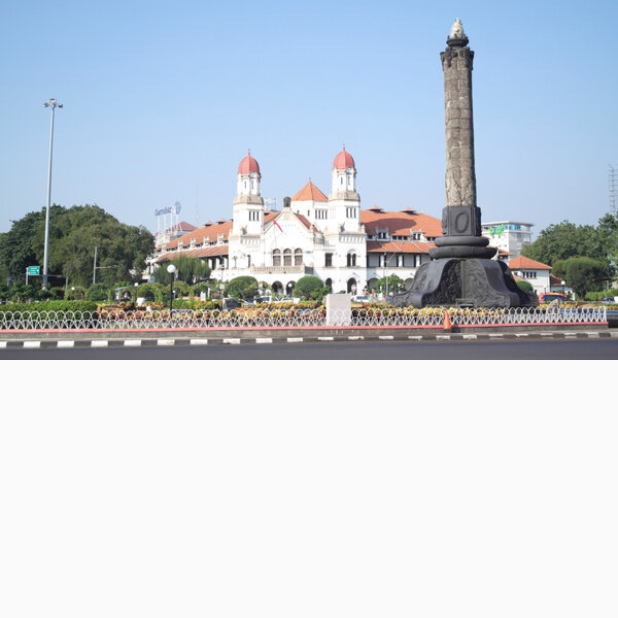
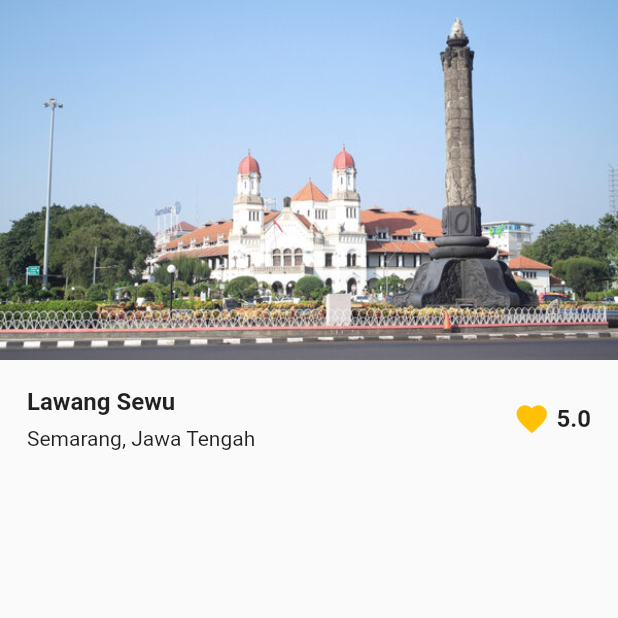
Before and after one commit to nazirovdev/uts-flutter-basic-layouting, a Flutter app: the screen it shows after launch, on a phone screen of 412 x 824 dp, the top half of it. Run offline on Flutter 3.47's test engine with Material 2 defaults, Android fonts, the phone set to English and light mode, and no system bars.

Commit message:
membuat title section

```diff
--- a/lib/components/hero_section.dart
+++ b/lib/components/hero_section.dart
@@ -12,9 +12,64 @@ Widget HeroSection(String imgUrl) {
   );
 }
 
-Widget MyContainer() {
+Widget MyContainer({
+  required Widget titleSection,
+}) {
   return Padding(
     padding: EdgeInsets.all(18.0),
-    child: Column(),
+    child: Column(
+      children: [
+        titleSection,
+        SizedBox(
+          height: 20,
+        ),
+      ],
+    ),
   );
 }
+
+Widget TitleSection({
+  required String name,
+  required String location,
+  required double rating,
+}) {
+  return Row(
+    mainAxisAlignment: MainAxisAlignment.spaceBetween,
+    children: [
+      Column(
+        crossAxisAlignment: CrossAxisAlignment.start,
+        children: [
+          Text(
+            name,
+            style: TextStyle(
+              fontSize: 16,
+              fontWeight: FontWeight.bold,
+            ),
+          ),
+          SizedBox(
+            height: 7,
+          ),
+          Text(location),
+        ],
+      ),
+      Row(
+        children: [
+          Icon(
+            Icons.favorite,
+            color: Colors.amber,
+          ),
+          SizedBox(
+            width: 4.5,
+          ),
+          Text(
+            rating.toString(),
+            style: TextStyle(
+              fontSize: 16,
+              fontWeight: FontWeight.bold,
+            ),
+          ),
+        ],
+      )
+    ],
+  );
+}
--- a/lib/main.dart
+++ b/lib/main.dart
@@ -12,7 +12,13 @@ class MyApp extends StatelessWidget {
           child: Column(
             children: [
               HeroSection('assets/images/semarang.jpg'),
-              MyContainer(),
+              MyContainer(
+                titleSection: TitleSection(
+                  name: 'Lawang Sewu',
+                  location: 'Semarang, Jawa Tengah',
+                  rating: 5.0,
+                ),
+              ),
             ],
           ),
         ),
```
